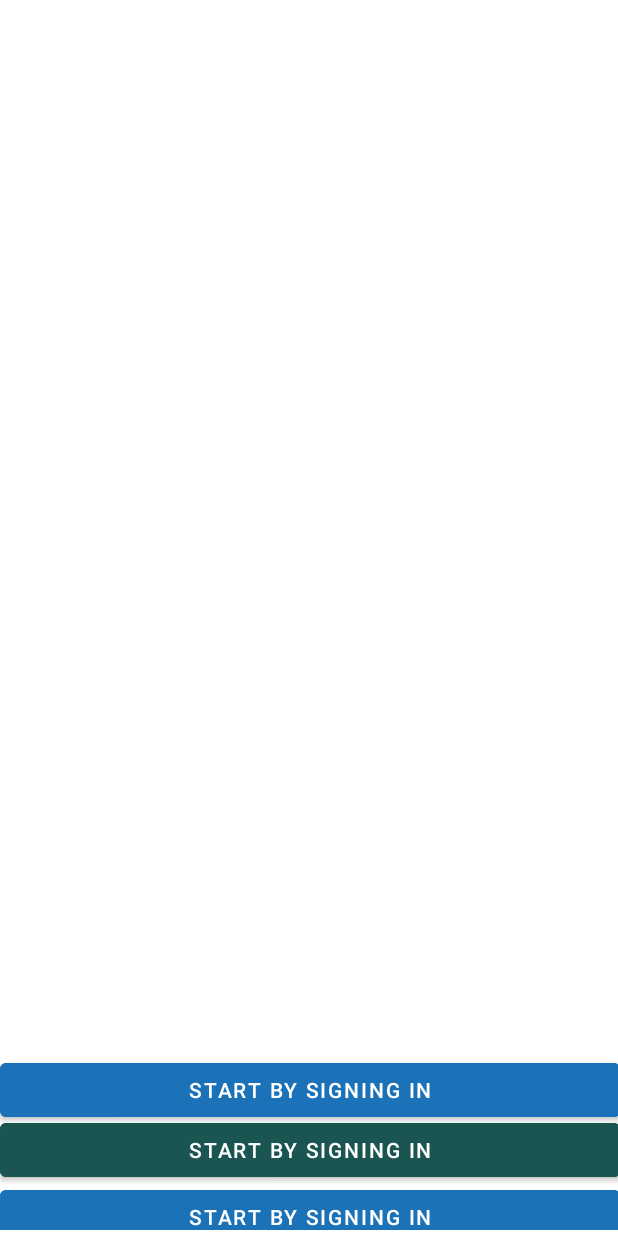
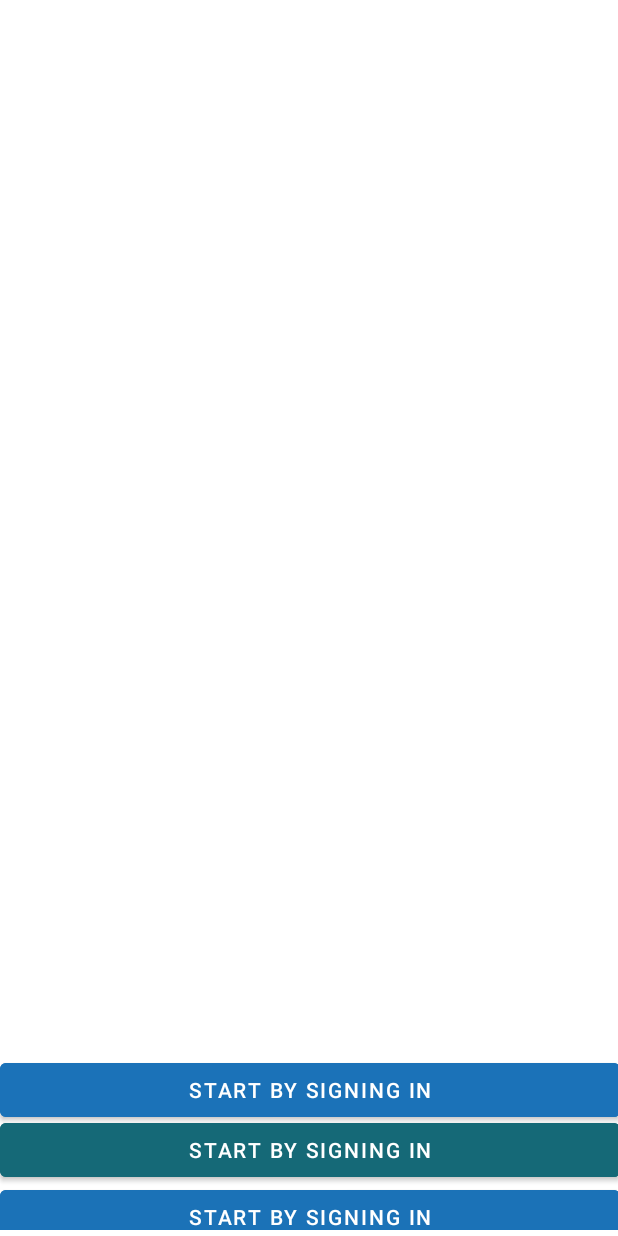
Before and after one commit to fatimaDib/TourGuide, an Android app: the screen it shows after launch (IntroActivity), on a phone screen of 412 x 824 dp. Run offline under Robolectric (Android 15) with nearby library versions, the phone set to English and light mode, and no system bars; our stand-ins replace Firebase (no records; nobody signed in at launch, a user with empty details on screens opened directly); Roboto replaces fonts that are not available here.

```diff
--- a/app/src/main/res/layout/activity_intro.xml
+++ b/app/src/main/res/layout/activity_intro.xml
@@ -48,7 +48,7 @@
         android:layout_height="wrap_content"
         android:layout_alignParentBottom="true"
         android:layout_marginBottom="29dp"
-        android:backgroundTint="#1B5551"
+        android:backgroundTint="#156977"
         android:text="Start By Signing In" />
 
     <Button
```
